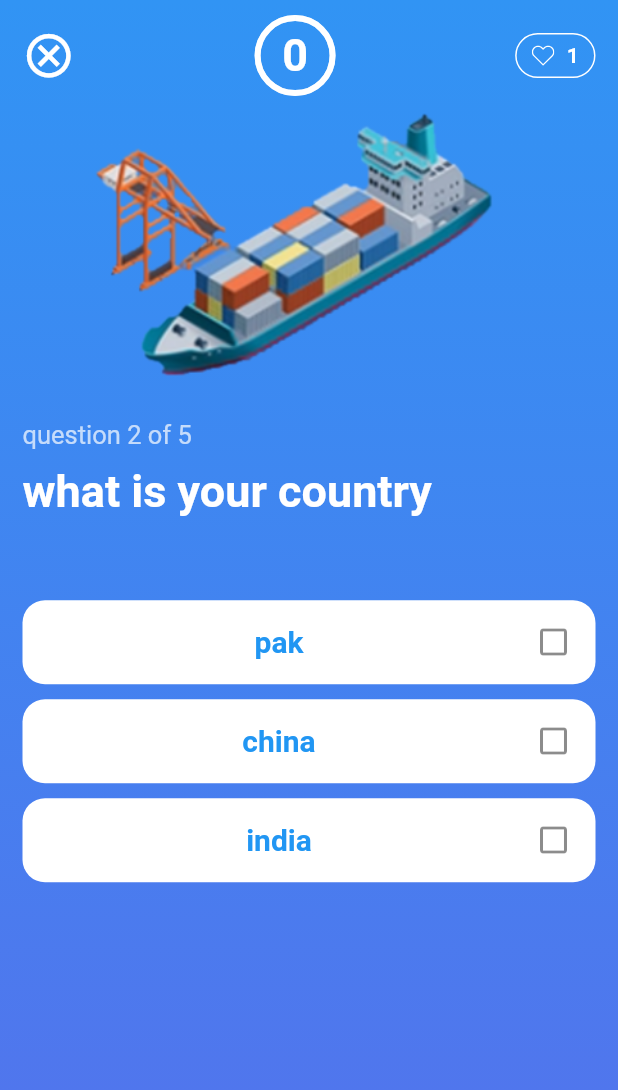
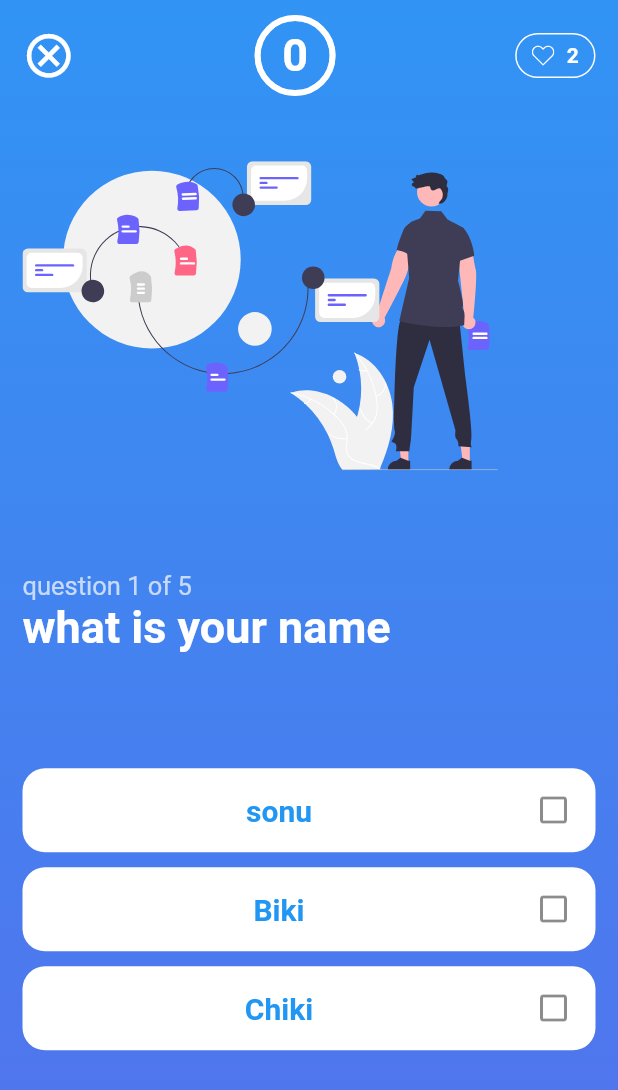
Before and after one commit to nikirana22/secondquiz, a Flutter app: the Home screen opened directly, after a tap on "sonu", on a phone screen of 412 x 824 dp. Shown: the top 1090 px of the screen. Run offline on Flutter 3.47's test engine with Material 2 defaults, Android fonts, the phone set to English and light mode, and no system bars; our stand-ins replace flutter_svg.

Commit message:
refactor(quiz_ui): probably last commit for quiz app (only known bug is there is a short time window where user can select 2 option for 1 question).

```diff
--- a/lib/provider/quiz_provider.dart
+++ b/lib/provider/quiz_provider.dart
@@ -1,8 +1,7 @@
 import 'package:flutter/material.dart';
-
+import 'package:flutter/foundation.dart';
 
 class QuizProvider with ChangeNotifier {
-
   List<Map<String, Object>> list = [
     {
       'question': 'what is your name',
@@ -51,31 +50,24 @@
   int _life = 3;
   bool shouldShowResult = false;
 
+  int get questionIndex => _questionIndex;
 
-  // final List<Icon> iconList = [
-  //   const Icon(Icons.check_box_outline_blank),
-  //   const Icon(Icons.check_box_outline_blank),
-  //   const Icon(Icons.check_box_outline_blank)
-  // ];
-  // final List<Color> colorList = [Colors.white, Colors.white, Colors.white];
-  int get questionIndex => _questionIndex;
   int get life => _life;
+
   int get result => _result;
 
-  void next() {
-    if (_questionIndex < list.length - 1) {
+  void next(bool shouldDecreaseLife) {
+    debugPrint("questionIndex: $_questionIndex & life is: $_life");
+    if (_questionIndex < list.length - 1 && _life > 0) {
+      if (shouldDecreaseLife) {
+        decreaseLife();
+      }
       _questionIndex++;
     } else {
       shouldShowResult = true;
     }
     notifyListeners();
   }
-
-  // void resetButton() {
-  //   _questionIndex = 0;
-  //   _life=3;
-  //   _result=0;
-  // }
 
   bool isLastQuestion() {
     return questionIndex == list.length - 1;
@@ -86,31 +78,30 @@
         list[_questionIndex]["ans"];
   }
 
-  void timeFinishedwithoutClick(){
-    lifeDecrease();
+  void optionSelected(int index) {
+    if (isCorrectAnswer(index)) {
+      _result++;
+    } else {
+      decreaseLife();
+    }
+    notifyListeners();
   }
 
-  void resultIncrease(){
-    _result++;
-  }
-  void optionSelected(int index){
-    if(isCorrectAnswer(index)){
-      resultIncrease();
+  //This is not working, the quiz still continues after hitting 0 lifes
+  void decreaseLife() {
+    if (_life > 0) {
+      _life--;
+    } else {
+      shouldShowResult = true;
     }
-    else{
-      lifeDecrease();
-    }
+    debugPrint("life: $life");
   }
 
-  void lifeDecrease() {
-    if (_life > 0) {
-      _life--;
-    }
-  }
-void resetQuiz(){
-  _result=0;
-   _questionIndex = 0;
-   _life = 3;
-   shouldShowResult=false;
+  void resetQuiz() {
+    _result = 0;
+    _questionIndex = 0;
+    _life = 3;
+    shouldShowResult = false;
+    notifyListeners();
   }
 }
--- a/lib/provider/timer_provider.dart
+++ b/lib/provider/timer_provider.dart
@@ -49,28 +49,18 @@
   }
 
   //TODO: need to test
-
+  //TODO for Sahil -> Why time needs to be greater than 3?
   void switchTimerState(TIMER_STATE timerState) {
-/*    print("switchTimerState: ${_timerState != timerState}");
-    print("switchTimerState: currentTimerState is: $_timerState");
-    print("switchTimerState: passed in Timer state  is: $timerState");*/
-    if (timerState != _timerState && time>3) {
+    if (timerState != _timerState) {
       stopCurrentTimer();
-      _timerState = timerState;
-      time = timerState.value;
-      initTimer();
-
+      initTimerForState(timerState);
     }
   }
 
+  //TODO for Sahil -> Find out the scenario where the logic here earlier would fail
   void _resetTimer() {
-    if(_timerState==TIMER_STATE.tenSecondTimerState){
-      Provider.of<QuizProvider>(context,listen: false).timeFinishedwithoutClick();
-    }
     stopCurrentTimer();
-    _timerState = TIMER_STATE.tenSecondTimerState;
-    time = _timerState.value;
-    initTimer();
+    initTimerForState(TIMER_STATE.tenSecondTimerState);
   }
 
   /// Managing both timer here for both Ten second as well as three second
@@ -78,26 +68,37 @@
   ///
   /// @author: Ehtishaam
 
-  void initTimer() {
-    stopCurrentTimer();
+  void initTimerForState(TIMER_STATE timerState) {
+    _timerState = timerState;
+    time = timerState.value;
     _timer = Timer.periodic(const Duration(seconds: 1), (timer) {
       if (time > 0) {
-        notifyListeners();
         time--;
       } else {
         onTimeFinished();
       }
+      notifyListeners();
     });
   }
 
+  bool isTimeOver() {
+    return time == 0;
+  }
+
+  //TODO on restarting quiz time is automatically 0
   void onTimeFinished() {
+    debugPrint("onTimeFinished: time: $time");
     var provider = Provider.of<QuizProvider>(context, listen: false);
-    if (provider.isLastQuestion()) {
+    if (provider.isLastQuestion() || provider.life == 0) {
       stopCurrentTimer();
+      provider.next(false);
     } else {
+      //This needs to execute before the timer has been reset,
+      // if the currentTimerState is 10 sec timer that means the user has not
+      // selected anything otherwise it could be 3 sec timer as well
+      provider.next(isTimeOver() && currentTimerState == TIMER_STATE.tenSecondTimerState);
       _resetTimer();
     }
-    provider.next();
   }
 
   double get currentCountDownPercent {
--- a/lib/screen/home.dart
+++ b/lib/screen/home.dart
@@ -1,5 +1,7 @@
 import 'package:flutter/material.dart';
+import 'package:flutter_svg/flutter_svg.dart';
 import 'package:provider/provider.dart';
+
 import '../provider/quiz_provider.dart';
 import '../screen/result.dart';
 import '../widget/answers.dart';
@@ -13,61 +15,40 @@
   Widget build(BuildContext context) {
     Size size = MediaQuery.of(context).size;
     double height = size.height;
-    double width = size.width;
-    Provider.of<QuizProvider>(context);
     return Selector<QuizProvider, bool>(
       selector: (_, quizProvider) {
         return quizProvider.shouldShowResult;
       },
       builder: (_, showResult, child) => showResult
-          ? const Result():
-                    Container(
-            decoration:const BoxDecoration(
-                gradient: LinearGradient(
-                    colors: [
-                      Color.fromRGBO(49, 148, 244, 1),
-                      Color.fromRGBO(84, 114, 236, 1),
-                    ],
-                  begin: Alignment.topCenter,
-                  end: Alignment.bottomCenter
-                )
-            ),
-                child:
-           Scaffold(
-              backgroundColor: Colors.transparent,
-              appBar: const CustomTabBar(
-
+          ? const Result()
+          : Container(
+              decoration: const BoxDecoration(
+                gradient: LinearGradient(colors: [
+                  Color.fromRGBO(49, 148, 244, 1),
+                  Color.fromRGBO(84, 114, 236, 1),
+                ], begin: Alignment.topCenter, end: Alignment.bottomCenter),
               ),
-              body: SingleChildScrollView(
-                child: Padding(
+              child: Scaffold(
+                backgroundColor: Colors.transparent,
+                appBar: const CustomTabBar(),
+                body: Padding(
                   padding: const EdgeInsets.symmetric(horizontal: 15),
                   child: Column(
                     crossAxisAlignment: CrossAxisAlignment.start,
-                    mainAxisAlignment: MainAxisAlignment.start,
+                    mainAxisAlignment: MainAxisAlignment.spaceAround,
                     children: [
-                      Image.asset(
-                        'assets/boat.png',
-                        width: width * 0.9,
+                      SvgPicture.asset(
+                        'assets/banner.svg',
                         height: height * 0.25,
-                      ),
-                      Consumer<QuizProvider>(
-                        builder:
-                            (BuildContext context, provider, Widget? child) {
-                          return Text(
-                            'question ${provider.questionIndex + 1} of ${provider.list.length}',
-                            style: const TextStyle(
-                                color: Colors.white70, fontSize: 17),
-                          );
-                        },
+                        fit: BoxFit.cover,
                       ),
                       const Question(),
-                      Answers()
+                      const Answers(),
                     ],
                   ),
                 ),
               ),
             ),
-      ),
-    ); /*quizProvider.questionIndex >= quizProvider.list.length-1*/
+    );
   }
 }
--- a/lib/screen/result.dart
+++ b/lib/screen/result.dart
@@ -42,11 +42,6 @@
           IconButton(
             onPressed: () {
               quizProvider.resetQuiz();
-              Navigator.of(
-                context,
-              ).pushReplacement(MaterialPageRoute(builder: (_) {
-                return const Home();
-              }));
             },
             icon: const Icon(Icons.close),
           )
--- a/lib/widget/answers.dart
+++ b/lib/widget/answers.dart
@@ -1,6 +1,7 @@
 import 'package:flutter/material.dart';
 import 'package:provider/provider.dart';
 import 'package:quiz/provider/timer_provider.dart';
+
 import '../provider/quiz_provider.dart';
 
 class Answers extends StatefulWidget {
@@ -14,25 +15,12 @@
   int? _selectedValue;
 
   @override
-  void didUpdateWidget(covariant Answers oldWidget) {
-    var timerProvider = Provider.of<TimerProvider>(context, listen: false);
-    if (timerProvider.currentTimerState == TIMER_STATE.tenSecondTimerState) {
-      _selectedValue = null;
-    }
-    super.didUpdateWidget(oldWidget);
-  }
-
-  @override
   Widget build(BuildContext context) {
     QuizProvider quizProvider = Provider.of<QuizProvider>(context);
-    var timerProvider = Provider.of<TimerProvider>(context, listen: false);
     Size size = MediaQuery.of(context).size;
-    double height = size.height;
-    double width = size.width;
 
     return SizedBox(
-      width: width,
-      height: height * 0.35,
+      height: size.height * 0.35,
       child: ListView.builder(
           itemCount: (quizProvider.list[quizProvider.questionIndex]["answer"]
                   as List<String>)
@@ -43,13 +31,19 @@
                 const SizedBox(
                   height: 10,
                 ),
-                ListTile(
+                Selector<TimerProvider, bool>(
+                  selector: (_, provider) => provider.isTimeOver(),
+                  builder: (_, timeOver, child) {
+                    if (timeOver) {
+                      _selectedValue = null;
+                    }
+                    return ListTile(
                       shape: RoundedRectangleBorder(
                           borderRadius: BorderRadius.circular(15)),
                       tileColor: changeTileColorOnButtonClick(
-                      quizProvider.isCorrectAnswer(index),
-                      index),
-                  trailing: changeTileIconOnButtonClick(quizProvider.isCorrectAnswer(index), index),
+                          quizProvider.isCorrectAnswer(index), index),
+                      trailing: changeTileIconOnButtonClick(
+                          quizProvider.isCorrectAnswer(index), index),
                       title: Text(
                         (quizProvider.list[quizProvider.questionIndex]["answer"]
                             as List<String>)[index],
@@ -61,26 +55,33 @@
                       ),
                       onTap: _selectedValue == null
                           ? () {
+                              final timerProvider = Provider.of<TimerProvider>(
+                                  context,
+                                  listen: false);
                               _selectedValue = index;
                               quizProvider.optionSelected(index);
-                          timerProvider
-                              .switchTimerState(TIMER_STATE.threeSecondTimer);
-                          setState(() {});
+                              timerProvider.switchTimerState(
+                                  TIMER_STATE.threeSecondTimer);
                             }
                           : null,
+                    );
+                  },
                 ),
               ],
             );
-            // );
           }),
     );
   }
 
+  //Could jst return IconData but it's fine
   Icon changeTileIconOnButtonClick(bool isCorrectAnswer, int index) {
     Icon icon = const Icon(Icons.check_box_outline_blank);
     if (_selectedValue != null && _selectedValue == index) {
       if (isCorrectAnswer) {
-        icon = const Icon(Icons.check,color: Colors.white,);
+        icon = const Icon(
+          Icons.check,
+          color: Colors.white,
+        );
       } else {
         icon = const Icon(Icons.cancel_outlined);
       }
@@ -94,7 +95,7 @@
 
     if (_selectedValue != null && _selectedValue == index) {
       if (isCorrectAnswer) {
-        tileColor =const Color.fromRGBO(203, 199, 4, 1);
+        tileColor = const Color.fromRGBO(203, 199, 4, 1);
       } else {
         tileColor = Colors.red;
       }
--- a/lib/widget/custom_tab_bar.dart
+++ b/lib/widget/custom_tab_bar.dart
@@ -1,8 +1,8 @@
 import 'package:flutter/material.dart';
 import 'package:flutter_svg/flutter_svg.dart';
 import 'package:provider/provider.dart';
+
 import '../provider/quiz_provider.dart';
-
 import '../provider/timer_provider.dart';
 
 class CustomTabBar extends StatelessWidget implements PreferredSizeWidget {
@@ -10,7 +10,8 @@
 
   @override
   Widget build(BuildContext context) {
-    Provider.of<TimerProvider>(context, listen: false).initTimer();
+    Provider.of<TimerProvider>(context, listen: false)
+        .initTimerForState(TIMER_STATE.tenSecondTimerState);
     Size size = MediaQuery.of(context).size;
     double height = size.height;
     double width = size.width;
@@ -77,7 +78,7 @@
                   border: Border.all(
                     color: Colors.white,
                   ),
-                  borderRadius:const BorderRadius.all(Radius.circular(15))),
+                  borderRadius: const BorderRadius.all(Radius.circular(15))),
               child: Row(
                 mainAxisAlignment: MainAxisAlignment.spaceAround,
                 children: <Widget>[
@@ -86,15 +87,14 @@
                     width: 15,
                     color: Colors.white,
                   ),
-
-                  Selector<QuizProvider,int>(
-                    selector: (_,provider){
+                  Selector<QuizProvider, int>(
+                    selector: (_, provider) {
                       return provider.life;
                     },
-                    builder: (_,life,child){
+                    builder: (_, life, child) {
                       return Text(
                         life.toString(),
-                        style:const TextStyle(
+                        style: const TextStyle(
                             color: Colors.white, fontWeight: FontWeight.bold),
                       );
                     },
--- a/lib/widget/question.dart
+++ b/lib/widget/question.dart
@@ -1,23 +1,28 @@
 import 'package:flutter/material.dart';
 import 'package:provider/provider.dart';
+
 import '../provider/quiz_provider.dart';
 
 class Question extends StatelessWidget {
-  const Question( {Key? key}) : super(key: key);
+  const Question({Key? key}) : super(key: key);
 
   @override
   Widget build(BuildContext context) {
     QuizProvider quizProvider = Provider.of<QuizProvider>(context);
-    return Container(
-      width: double.infinity,
-      height: 80,
-      margin: const EdgeInsets.only(top: 10),
-      child: Text(
-        // title,
-        quizProvider.list[quizProvider.questionIndex]['question'] as String,
-        style: const TextStyle(
-            fontSize: 30, color: Colors.white, fontWeight: FontWeight.bold),
-      ),
+    return Column(
+      crossAxisAlignment: CrossAxisAlignment.start,
+      children: [
+        Text(
+          'question ${quizProvider.questionIndex + 1} of ${quizProvider.list.length}',
+          style: const TextStyle(color: Colors.white70, fontSize: 17),
+        ),
+        Text(
+          // title,
+          quizProvider.list[quizProvider.questionIndex]['question'] as String,
+          style: const TextStyle(
+              fontSize: 30, color: Colors.white, fontWeight: FontWeight.bold),
+        ),
+      ],
     );
   }
 }
```
Also changed, not shown: assets/banner.svg (added). Lines whose indentation alone changed are shown as unchanged.
